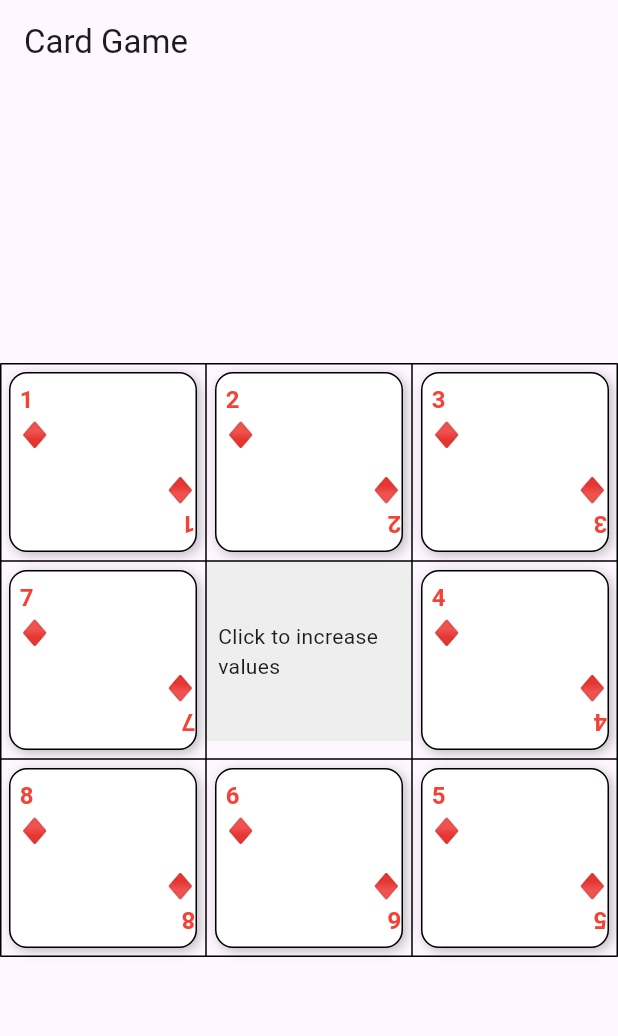
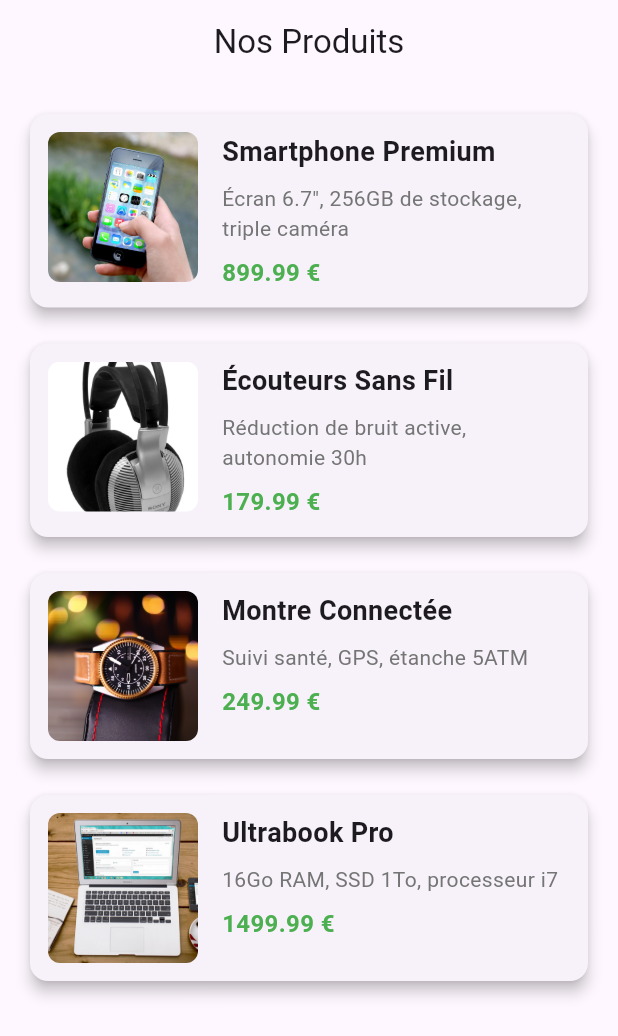
Before and after one commit to JoseWald/TP-Flutter, a Flutter app: the screen it shows after launch, on a phone screen of 412 x 824 dp. Shown: the top 1036 px of the screen. Run offline on Flutter 3.47's test engine with Material 3 defaults, Android fonts, the phone set to English and light mode, and no system bars.

Commit message:
navigation produits

```diff
--- a/lib/main.dart
+++ b/lib/main.dart
@@ -1,157 +1,283 @@
 import 'package:flutter/material.dart';
 
 void main() {
-  runApp(const CardGameApp());
+  runApp(const MyApp());
 }
 
-class CardGameApp extends StatelessWidget {
-  const CardGameApp({super.key});
+class MyApp extends StatelessWidget {
+  const MyApp({super.key});
 
   @override
   Widget build(BuildContext context) {
     return MaterialApp(
-      title: 'Card Game',
+      title: 'Boutique en ligne',
       theme: ThemeData(
         primarySwatch: Colors.blue,
+        visualDensity: VisualDensity.adaptivePlatformDensity,
       ),
-      home: const CardGameScreen(),
+      home: const ProductListScreen(),
+      debugShowCheckedModeBanner: false,
     );
   }
 }
 
-class CardGameScreen extends StatefulWidget {
-  const CardGameScreen({super.key});
+class Product {
+  final String id;
+  final String name;
+  final String description;
+  final double price;
+  final String imageAsset;
 
-  @override
-  State<CardGameScreen> createState() => _CardGameScreenState();
-}
-
-class _CardGameScreenState extends State<CardGameScreen> {
-  final List<Map<String, dynamic>> initialCards = [
-    {'id': 'CO', 'value': 1, 'suit': 'carreau'},
-    {'id': 'C1', 'value': 2, 'suit': 'carreau'},
-    {'id': 'C2', 'value': 3, 'suit': 'carreau'},
-    {'id': 'C3', 'value': 4, 'suit': 'carreau'},
-    {'id': 'C4', 'value': 5, 'suit': 'carreau'},
-    {'id': 'C5', 'value': 6, 'suit': 'carreau'},
-    {'id': 'C7', 'value': 7, 'suit': 'carreau'},
-    {'id': 'C8', 'value': 8, 'suit': 'carreau'},
-  ];
-
-  List<Map<String, dynamic>> cards = [];
-
-  @override
-  void initState() {
-    super.initState();
-    cards = List.from(initialCards);
-  }
-
-  void handleCenterCellClick() {
-    setState(() {
-      for (var card in cards) {
-        if (card['value'] == 1) {
-          card['value'] = 7;
-        } else {
-          card['value'] = card['value'] + 1;
-        }
-      }
+  Product({
+    required this.id,
+    required this.name,
+    required this.description,
+    required this.price,
+    required this.imageAsset,
   });
 }
 
-  void handleCardClick(int index) {
-    setState(() {
-      switch (cards[index]['suit']) {
-        case 'carreau':
-          cards[index]['suit'] = 'coeur';
-          break;
-        case 'coeur':
-          cards[index]['suit'] = 'pique';
-          break;
-        case 'pique':
-          cards[index]['suit'] = 'trèfle';
-          break;
-        case 'trèfle':
-          cards[index]['suit'] = 'carreau';
-          break;
-      }
-    });
-  }
+final List<Product> products = [
+  Product(
+    id: '1',
+    name: 'Smartphone Premium',
+    description: 'Écran 6.7", 256GB de stockage, triple caméra',
+    price: 899.99,
+    imageAsset: 'assets/images/phone.jpg',
+  ),
+  Product(
+    id: '2',
+    name: 'Écouteurs Sans Fil',
+    description: 'Réduction de bruit active, autonomie 30h',
+    price: 179.99,
+    imageAsset: 'assets/images/headphones.jpg',
+  ),
+  Product(
+    id: '3',
+    name: 'Montre Connectée',
+    description: 'Suivi santé, GPS, étanche 5ATM',
+    price: 249.99,
+    imageAsset: 'assets/images/watch.jpg',
+  ),
+  Product(
+    id: '4',
+    name: 'Ultrabook Pro',
+    description: '16Go RAM, SSD 1To, processeur i7',
+    price: 1499.99,
+    imageAsset: 'assets/images/laptop.jpg',
+  ),
+];
 
-  String getSuitSymbol(String suit) {
-    switch (suit) {
-      case 'carreau':
-        return '♦';
-      case 'coeur':
-        return '♥';
-      case 'pique':
-        return '♠';
-      case 'trèfle':
-        return '♣';
-      default:
-        return '?';
+class ProductListScreen extends StatelessWidget {
+  const ProductListScreen({super.key});
+
+  @override
+  Widget build(BuildContext context) {
+    return Scaffold(
+      appBar: AppBar(
+        title: const Text('Nos Produits'),
+        centerTitle: true,
+      ),
+      body: ListView.separated(
+        padding: const EdgeInsets.all(16),
+        itemCount: products.length,
+        separatorBuilder: (context, index) => const SizedBox(height: 16),
+        itemBuilder: (context, index) {
+          final product = products[index];
+          return ProductCard(product: product);
+        },
+      ),
+    );
   }
 }
 
-  Color getSuitColor(String suit) {
-    return (suit == 'carreau' || suit == 'coeur') ? Colors.red : Colors.black;
-  }
+class ProductCard extends StatelessWidget {
+  final Product product;
 
-  Widget _buildCardCell(int cardIndex) {
-    final card = cards[cardIndex];
-    final value = card['value'];
-    final suit = card['suit'];
-    final suitSymbol = getSuitSymbol(suit);
-    final suitColor = getSuitColor(suit);
+  const ProductCard({super.key, required this.product});
 
-    return GestureDetector(
-      onTap: () => handleCardClick(cardIndex),
-      child: Container(
-        height: 120,
-        margin: const EdgeInsets.all(6),
-        decoration: BoxDecoration(
-          color: Colors.white,
+  @override
+  Widget build(BuildContext context) {
+    return Card(
+      elevation: 4,
+      shape: RoundedRectangleBorder(
         borderRadius: BorderRadius.circular(12),
-          boxShadow: [
-            BoxShadow(
-              color: Colors.black26,
-              blurRadius: 6,
-              offset: Offset(2, 2),
+      ),
+      child: InkWell(
+        borderRadius: BorderRadius.circular(12),
+        onTap: () {
+          Navigator.push(
+            context,
+            MaterialPageRoute(
+              builder: (context) => ProductDetailScreen(product: product),
+            ),
+          );
+        },
+        child: Padding(
+          padding: const EdgeInsets.all(12),
+          child: Row(
+            crossAxisAlignment: CrossAxisAlignment.start,
+            children: [
+              // Image à gauche
+              ClipRRect(
+                borderRadius: BorderRadius.circular(8),
+                child: Image.asset(
+                  product.imageAsset,
+                  width: 100,
+                  height: 100,
+                  fit: BoxFit.cover,
+                  errorBuilder: (context, error, stackTrace) {
+                    return Container(
+                      width: 100,
+                      height: 100,
+                      color: Colors.grey[200],
+                      child: const Icon(Icons.image_not_supported),
+                    );
+                  },
+                ),
+              ),
+              const SizedBox(width: 16),
+              // Détails à droite
+              Expanded(
+                child: Column(
+                  crossAxisAlignment: CrossAxisAlignment.start,
+                  children: [
+                    Text(
+                      product.name,
+                      style: const TextStyle(
+                        fontSize: 18,
+                        fontWeight: FontWeight.bold,
+                      ),
+                    ),
+                    const SizedBox(height: 8),
+                    Text(
+                      product.description,
+                      style: TextStyle(
+                        fontSize: 14,
+                        color: Colors.grey[600],
+                      ),
+                    ),
+                    const SizedBox(height: 8),
+                    Text(
+                      '${product.price} €',
+                      style: const TextStyle(
+                        fontSize: 16,
+                        fontWeight: FontWeight.bold,
+                        color: Colors.green,
+                      ),
                     ),
                   ],
-          border: Border.all(color: Colors.black),
                 ),
-        child: Column(
-          mainAxisAlignment: MainAxisAlignment.spaceBetween,
-          children: [
-            Padding(
-              padding: const EdgeInsets.all(6.0),
-              child: Align(
-                alignment: Alignment.topLeft,
-                child: Text(
-                  '$value\n$suitSymbol',
-                  style: TextStyle(
-                    color: suitColor,
-                    fontWeight: FontWeight.bold,
-                    fontSize: 16,
+              ),
+            ],
           ),
         ),
       ),
+    );
+  }
+}
+
+class ProductDetailScreen extends StatelessWidget {
+  final Product product;
+
+  const ProductDetailScreen({super.key, required this.product});
+
+  @override
+  Widget build(BuildContext context) {
+    return Scaffold(
+      appBar: AppBar(
+        title: Text(product.name),
       ),
-            Padding(
-              padding: const EdgeInsets.only(bottom: 6.0),
-              child: Align(
-                alignment: Alignment.bottomRight,
-                child: RotatedBox(
-                  quarterTurns: 2,
-                  child: Text(
-                    '$value\n$suitSymbol',
-                    style: TextStyle(
-                      color: suitColor,
-                      fontWeight: FontWeight.bold,
-                      fontSize: 16,
+      body: SingleChildScrollView(
+        child: Column(
+          children: [
+            // Grande image du produit
+            Hero(
+              tag: 'product-image-${product.id}',
+              child: Image.asset(
+                product.imageAsset,
+                width: double.infinity,
+                height: 300,
+                fit: BoxFit.cover,
+                errorBuilder: (context, error, stackTrace) {
+                  return Container(
+                    height: 300,
+                    color: Colors.grey[200],
+                    child: const Center(
+                      child: Icon(Icons.image_not_supported, size: 50),
+                    ),
+                  );
+                },
               ),
             ),
+            // Détails du produit
+            Padding(
+              padding: const EdgeInsets.all(16),
+              child: Column(
+                crossAxisAlignment: CrossAxisAlignment.start,
+                children: [
+                  Text(
+                    product.name,
+                    style: const TextStyle(
+                      fontSize: 24,
+                      fontWeight: FontWeight.bold,
                     ),
+                  ),
+                  const SizedBox(height: 8),
+                  Text(
+                    product.description,
+                    style: const TextStyle(fontSize: 16),
+                  ),
+                  const SizedBox(height: 16),
+                  Container(
+                    padding: const EdgeInsets.all(12),
+                    decoration: BoxDecoration(
+                      color: Colors.green[50],
+                      borderRadius: BorderRadius.circular(8),
+                    ),
+                    child: Row(
+                      mainAxisAlignment: MainAxisAlignment.spaceBetween,
+                      children: [
+                        const Text(
+                          'Prix:',
+                          style: TextStyle(
+                            fontSize: 18,
+                            fontWeight: FontWeight.bold,
+                          ),
+                        ),
+                        Text(
+                          '${product.price} €',
+                          style: const TextStyle(
+                            fontSize: 20,
+                            fontWeight: FontWeight.bold,
+                            color: Colors.green,
+                          ),
+                        ),
+                      ],
+                    ),
+                  ),
+                  const SizedBox(height: 24),
+                  SizedBox(
+                    width: double.infinity,
+                    child: ElevatedButton.icon(
+                      icon: const Icon(Icons.shopping_cart),
+                      label: const Text('Ajouter au panier'),
+                      style: ElevatedButton.styleFrom(
+                        padding: const EdgeInsets.symmetric(vertical: 16),
+                        shape: RoundedRectangleBorder(
+                          borderRadius: BorderRadius.circular(8),
+                        ),
+                      ),
+                      onPressed: () {
+                        ScaffoldMessenger.of(context).showSnackBar(
+                          SnackBar(
+                            content: Text('${product.name} ajouté au panier'),
+                          ),
+                        );
+                      },
+                    ),
+                  ),
+                ],
               ),
             ),
           ],
@@ -159,55 +285,4 @@ class _CardGameScreenState extends State<CardGameScreen> {
       ),
     );
   }
-
-  Widget _buildCenterCell() {
-    return GestureDetector(
-      onTap: handleCenterCellClick,
-      child: Container(
-        padding: const EdgeInsets.all(8.0),
-        height: 120,
-        color: Colors.grey[200],
-        child: const Center(
-          child: Text('Click to increase values'),
-        ),
-      ),
-    );
 }
-
-  @override
-  Widget build(BuildContext context) {
-    return Scaffold(
-      appBar: AppBar(
-        title: const Text('Card Game'),
-      ),
-      body: Center(
-        child: Table(
-          border: TableBorder.all(),
-          children: [
-            TableRow(
-              children: [
-                _buildCardCell(0),
-                _buildCardCell(1),
-                _buildCardCell(2),
-              ],
-            ),
-            TableRow(
-              children: [
-                _buildCardCell(6),
-                _buildCenterCell(),
-                _buildCardCell(3),
-              ],
-            ),
-            TableRow(
-              children: [
-                _buildCardCell(7),
-                _buildCardCell(5),
-                _buildCardCell(4),
-              ],
-            ),
-          ],
-        ),
-      ),
-    );
-  }
-}
```
Also changed, not shown: pubspec.yaml (+5 -3 lines), assets/images/headphones.jpg (added), assets/images/laptop.jpg (added), assets/images/phone.jpg (added), assets/images/watch.jpg (added), 1 other file. Lines whose indentation alone changed are shown as unchanged.
